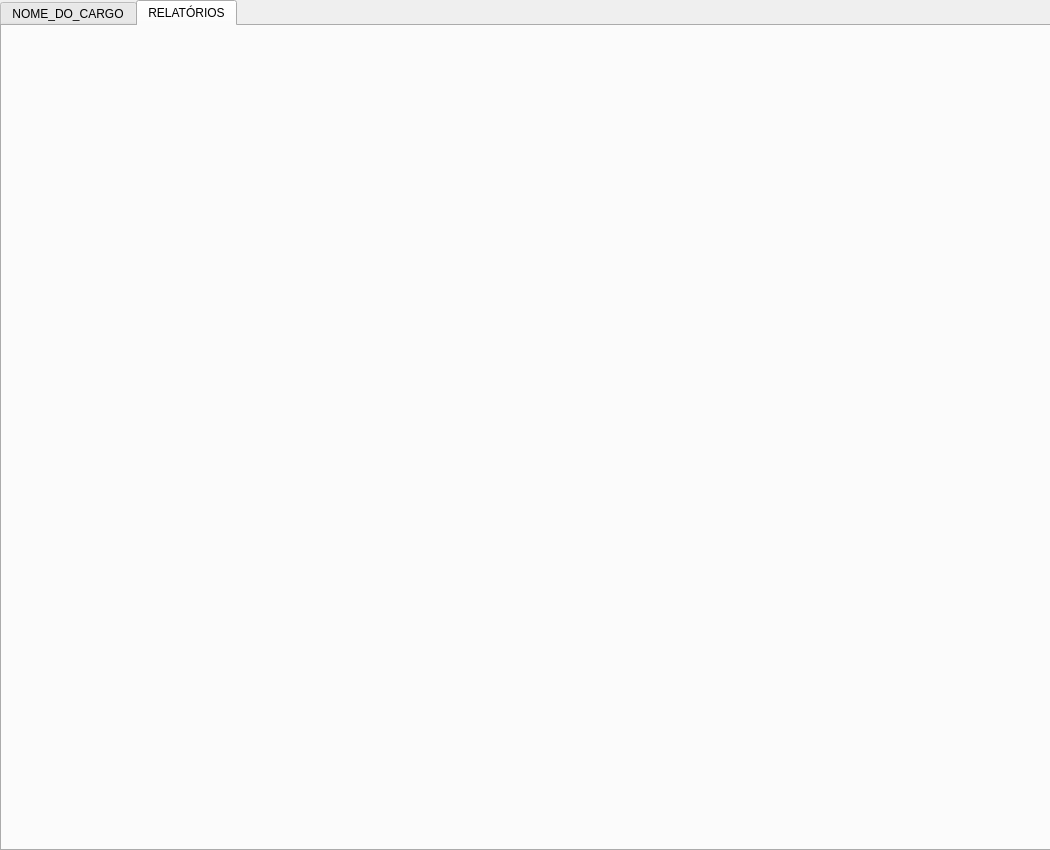
Linkinhh/BANCO_DADOS, file overview_pages/comandante_page/comandante.ui: the form before one commit.
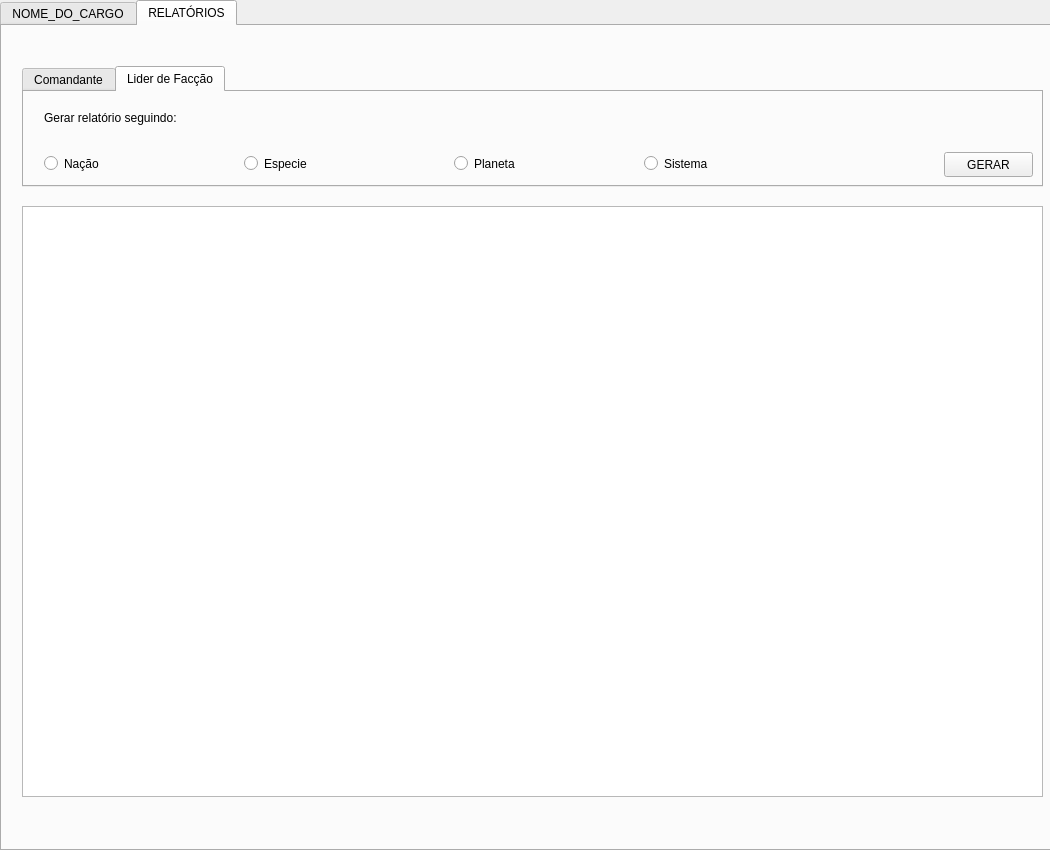
The form after the commit. The open tabs and pages were chosen to show the change.

Commit message: relatorios, logs e validacao

```diff
--- a/overview_pages/comandante_page/comandante.ui
+++ b/overview_pages/comandante_page/comandante.ui
@@ -639,6 +639,198 @@
     <attribute name="title">
      <string>RELATÓRIOS</string>
     </attribute>
+    <widget class="QTableWidget" name="tableRelatorio">
+     <property name="geometry">
+      <rect>
+       <x>20</x>
+       <y>180</y>
+       <width>1021</width>
+       <height>591</height>
+      </rect>
+     </property>
+    </widget>
+    <widget class="QTabWidget" name="tabWidgetRelatorio">
+     <property name="geometry">
+      <rect>
+       <x>20</x>
+       <y>40</y>
+       <width>1021</width>
+       <height>121</height>
+      </rect>
+     </property>
+     <property name="currentIndex">
+      <number>0</number>
+     </property>
+     <widget class="QWidget" name="tab_24">
+      <attribute name="title">
+       <string>Comandante</string>
+      </attribute>
+      <widget class="QPushButton" name="buttonIncluirExcluirNacao_2">
+       <property name="geometry">
+        <rect>
+         <x>920</x>
+         <y>50</y>
+         <width>89</width>
+         <height>25</height>
+        </rect>
+       </property>
+       <property name="text">
+        <string>ENVIAR</string>
+       </property>
+      </widget>
+      <widget class="QLabel" name="label_20">
+       <property name="geometry">
+        <rect>
+         <x>20</x>
+         <y>20</y>
+         <width>141</width>
+         <height>17</height>
+        </rect>
+       </property>
+       <property name="text">
+        <string>Nome da federação</string>
+       </property>
+      </widget>
+      <widget class="QRadioButton" name="radioButtonIncluir_2">
+       <property name="geometry">
+        <rect>
+         <x>20</x>
+         <y>50</y>
+         <width>112</width>
+         <height>23</height>
+        </rect>
+       </property>
+       <property name="text">
+        <string>Incluir</string>
+       </property>
+      </widget>
+      <widget class="QRadioButton" name="radioButtonExcluir_2">
+       <property name="geometry">
+        <rect>
+         <x>350</x>
+         <y>50</y>
+         <width>71</width>
+         <height>23</height>
+        </rect>
+       </property>
+       <property name="text">
+        <string>Excluir</string>
+       </property>
+      </widget>
+      <widget class="QLineEdit" name="textNomeFederacao_2">
+       <property name="geometry">
+        <rect>
+         <x>160</x>
+         <y>10</y>
+         <width>261</width>
+         <height>31</height>
+        </rect>
+       </property>
+      </widget>
+     </widget>
+     <widget class="QWidget" name="tab_25">
+      <attribute name="title">
+       <string>Lider de Facção</string>
+      </attribute>
+      <widget class="QPushButton" name="buttonGerarLider">
+       <property name="geometry">
+        <rect>
+         <x>920</x>
+         <y>60</y>
+         <width>89</width>
+         <height>25</height>
+        </rect>
+       </property>
+       <property name="text">
+        <string>GERAR</string>
+       </property>
+      </widget>
+      <widget class="QRadioButton" name="radioButtonRelatorioEspecie">
+       <property name="geometry">
+        <rect>
+         <x>220</x>
+         <y>60</y>
+         <width>71</width>
+         <height>23</height>
+        </rect>
+       </property>
+       <property name="text">
+        <string>Especie</string>
+       </property>
+      </widget>
+      <widget class="QRadioButton" name="radioButtonRelatorioNacao">
+       <property name="geometry">
+        <rect>
+         <x>20</x>
+         <y>60</y>
+         <width>112</width>
+         <height>23</height>
+        </rect>
+       </property>
+       <property name="text">
+        <string>Nação</string>
+       </property>
+      </widget>
+      <widget class="QLabel" name="label_6">
+       <property name="geometry">
+        <rect>
+         <x>20</x>
+         <y>10</y>
+         <width>281</width>
+         <height>31</height>
+        </rect>
+       </property>
+       <property name="styleSheet">
+        <string notr="true">font: 18pt &quot;Ubuntu&quot;;</string>
+       </property>
+       <property name="text">
+        <string>Gerar relatório seguindo:</string>
+       </property>
+      </widget>
+      <widget class="QRadioButton" name="radioButtonRelatorioPlaneta">
+       <property name="geometry">
+        <rect>
+         <x>430</x>
+         <y>60</y>
+         <width>71</width>
+         <height>23</height>
+        </rect>
+       </property>
+       <property name="text">
+        <string>Planeta</string>
+       </property>
+      </widget>
+      <widget class="QRadioButton" name="radioButtonRelatorioSistema">
+       <property name="geometry">
+        <rect>
+         <x>620</x>
+         <y>60</y>
+         <width>81</width>
+         <height>23</height>
+        </rect>
+       </property>
+       <property name="text">
+        <string>Sistema</string>
+       </property>
+      </widget>
+     </widget>
+    </widget>
+    <widget class="QLabel" name="contadorRelatorio">
+     <property name="geometry">
+      <rect>
+       <x>20</x>
+       <y>780</y>
+       <width>191</width>
+       <height>31</height>
+      </rect>
+     </property>
+     <property name="styleSheet">
+      <string notr="true">font: 12pt &quot;Ubuntu&quot;;</string>
+     </property>
+     <property name="text">
+      <string/>
+     </property>
+    </widget>
    </widget>
   </widget>
  </widget>
```
Left out of the diff: 121 changed lines with no effect on the pictures. The commit also changes 15 other files.
